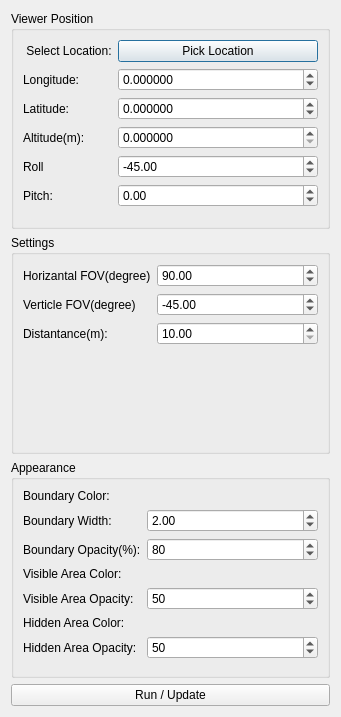
adithyahk46/osgViewshedAnalysis, file OsgQgis/ViewshedAreaAnalysisWidget.ui: the form before one commit.
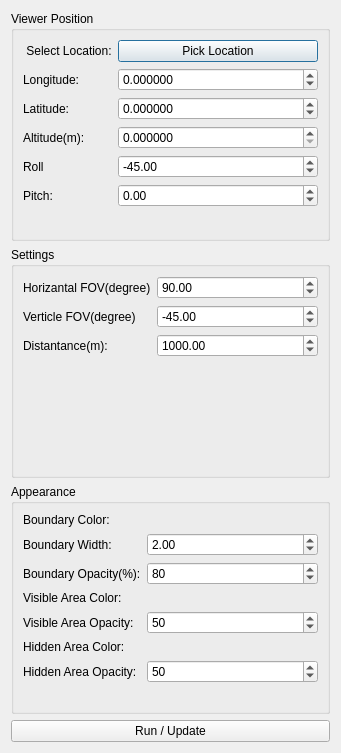
The form after the commit.

What changed in the file:
```diff
--- a/OsgQgis/ViewshedAreaAnalysisWidget.ui
+++ b/OsgQgis/ViewshedAreaAnalysisWidget.ui
@@ -7,7 +7,7 @@
     <x>0</x>
     <y>0</y>
     <width>341</width>
-    <height>717</height>
+    <height>753</height>
    </rect>
   </property>
   <property name="windowTitle">
@@ -190,10 +190,16 @@
       <item row="2" column="1">
        <widget class="QDoubleSpinBox" name="doubleSpinBox">
         <property name="minimum">
-         <double>10.000000000000000</double>
+         <double>100.000000000000000</double>
         </property>
         <property name="maximum">
-         <double>10000.000000000000000</double>
+         <double>1000000000000.000000000000000</double>
+        </property>
+        <property name="singleStep">
+         <double>50.000000000000000</double>
+        </property>
+        <property name="value">
+         <double>1000.000000000000000</double>
         </property>
        </widget>
       </item>
```
Left out of the diff: 82 changed lines with no effect on the pictures.
